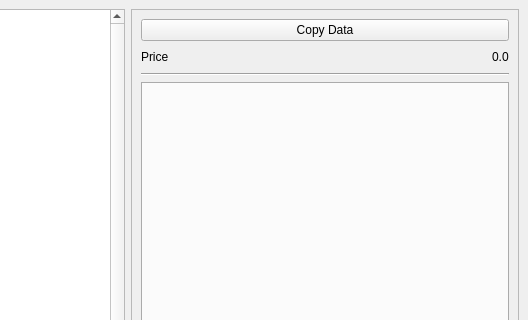
First picture: the form in source/ui/watcherWindow.ui, repository qrlik/MarketWatcher, before the edit; both pictures show x 272 to 800 and y 0 to 320 of the 800 by 600 pixel window.
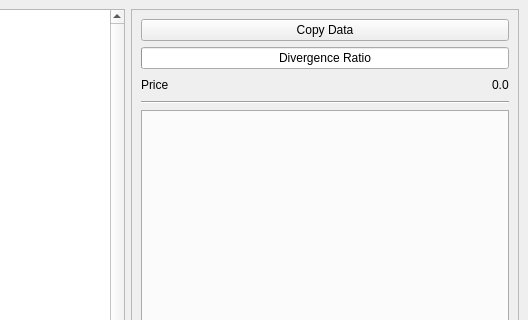
Second picture: the form after the edit.

Commit message: change style, add progress bar

Diff of the .ui file:
```diff
--- a/source/ui/watcherWindow.ui
+++ b/source/ui/watcherWindow.ui
@@ -61,6 +61,25 @@
            </property>
           </widget>
          </item>
+         <item>
+          <widget class="QProgressBar" name="divergenceRatio">
+           <property name="enabled">
+            <bool>true</bool>
+           </property>
+           <property name="value">
+            <number>0</number>
+           </property>
+           <property name="alignment">
+            <set>Qt::AlignCenter</set>
+           </property>
+           <property name="textVisible">
+            <bool>true</bool>
+           </property>
+           <property name="format">
+            <string>Divergence Ratio</string>
+           </property>
+          </widget>
+         </item>
          <item>
           <layout class="QHBoxLayout" name="priceLayout">
            <item>
```
The commit also changes 8 other files.
